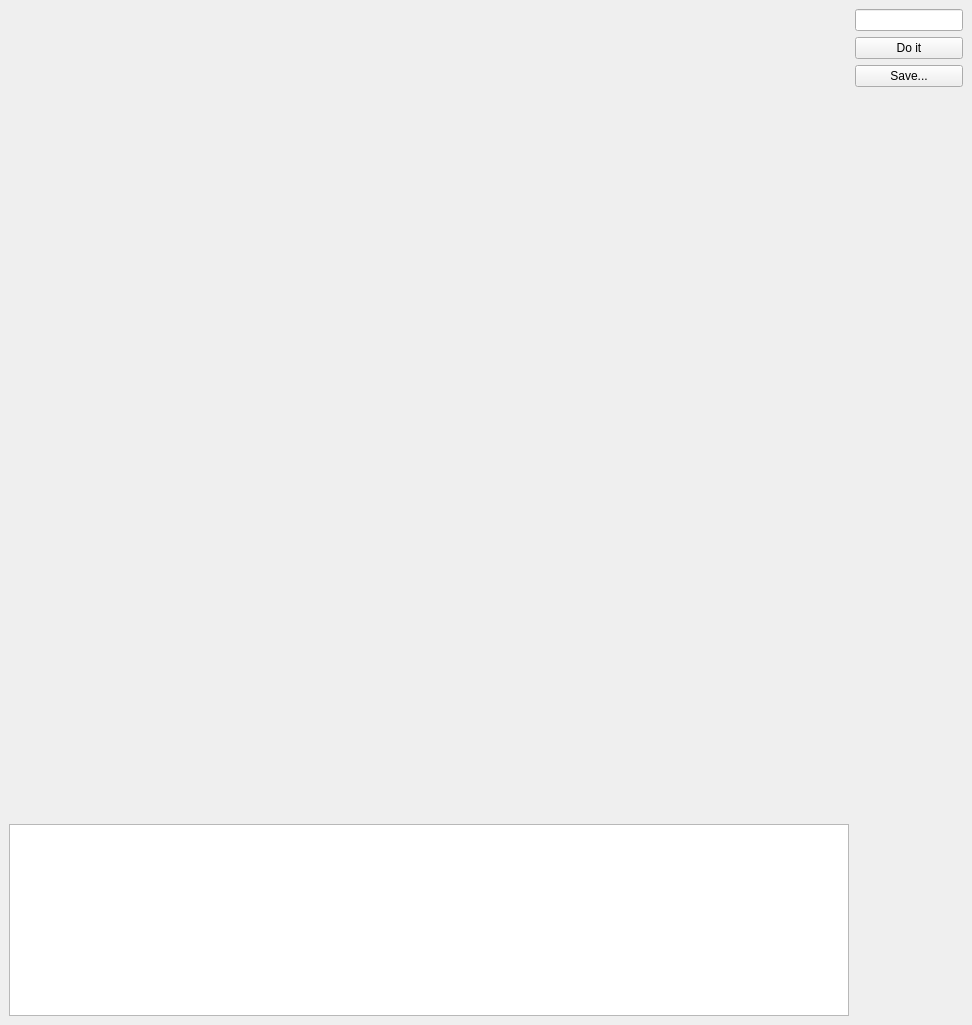
Before: the Qt Designer form source/work-app/mainwindow.ui in zifanur/1, drawn with Qt 5.
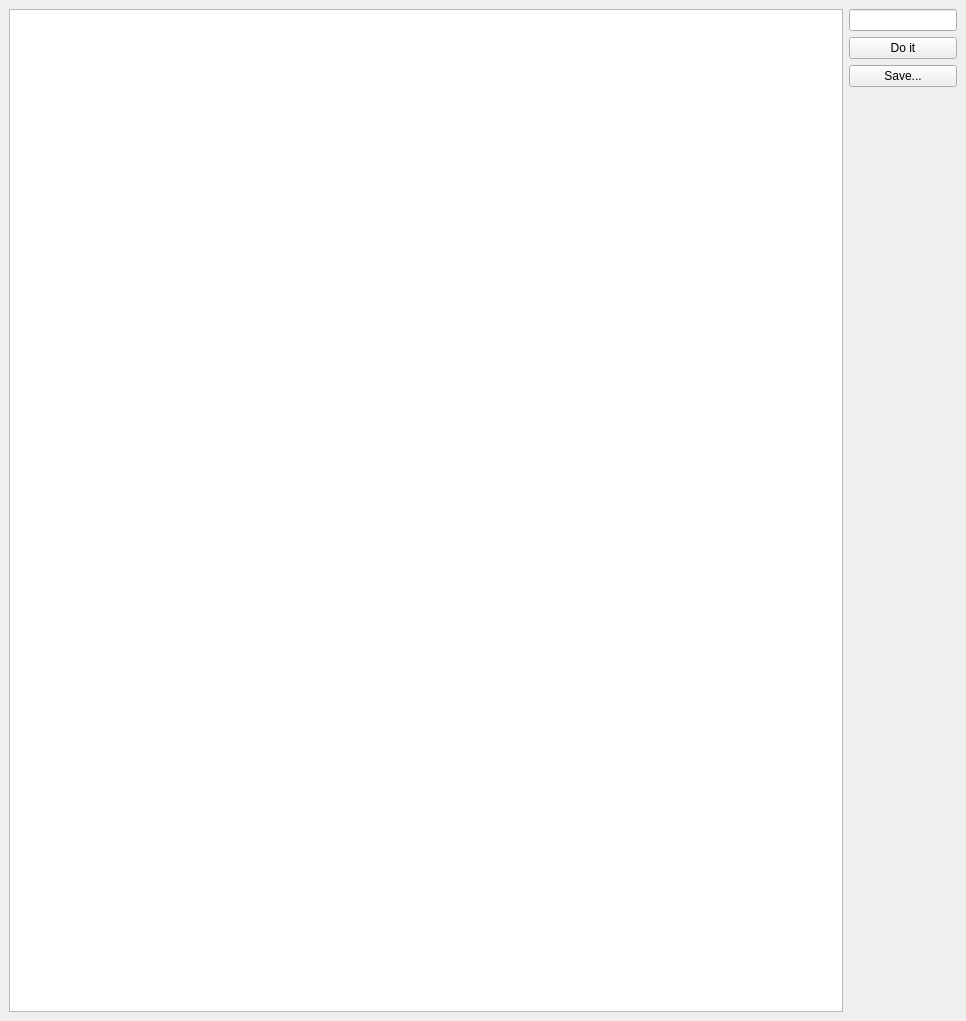
After: the same form once the commit is applied.

Commit message: Implement frame drawing in the work app

Patch:
```diff
--- a/source/work-app/mainwindow.ui
+++ b/source/work-app/mainwindow.ui
@@ -25,8 +25,8 @@
    <rect>
     <x>0</x>
     <y>0</y>
-    <width>972</width>
-    <height>1025</height>
+    <width>966</width>
+    <height>1021</height>
    </rect>
   </property>
   <property name="windowTitle">
@@ -37,17 +37,7 @@
     <item row="0" column="0">
      <layout class="QHBoxLayout" name="horizontalLayout">
       <item>
-       <layout class="QVBoxLayout" name="verticalLayout_2">
-        <item>
-         <widget class="QWidget" name="widget_frame" native="true">
-          <property name="sizePolicy">
-           <sizepolicy hsizetype="Expanding" vsizetype="Expanding">
-            <horstretch>0</horstretch>
-            <verstretch>0</verstretch>
-           </sizepolicy>
-          </property>
-         </widget>
-        </item>
+       <layout class="QVBoxLayout" name="verticalLayout_left">
         <item>
          <widget class="QPlainTextEdit" name="plainTextEdit_info">
           <property name="sizePolicy">
```
Left out of the diff: 2 changed lines with no effect on the pictures. The commit also changes 5 other files.
